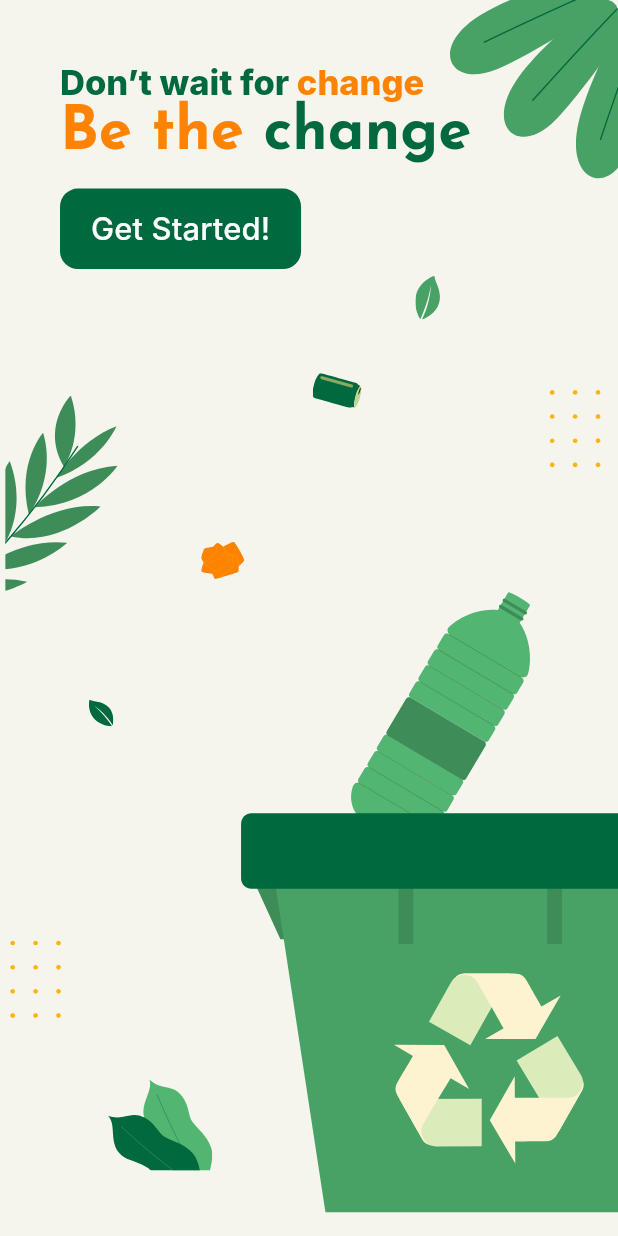
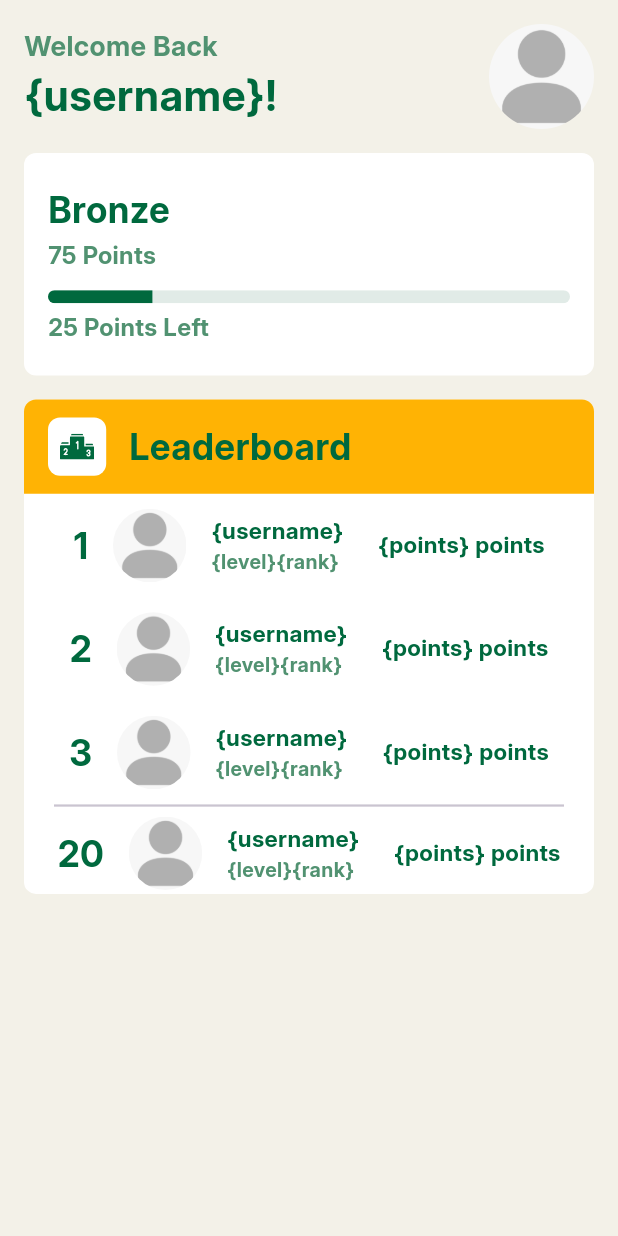
Before and after one commit to Farrel44/Nyampah_Dinacom, a Flutter app: the screen it shows after launch, on a phone screen of 412 x 824 dp. Run offline on Flutter 3.47's test engine with Material 3 defaults, Android fonts, the light colour scheme and no system bars; our stand-ins replace flutter_svg.

Commit message:
feat : add responsive home page

```diff
--- a/lib/main.dart
+++ b/lib/main.dart
@@ -1,4 +1,5 @@
 import 'package:flutter/material.dart';
+import 'package:nyampah_app/screens/home/home_screen.dart';
 import 'screens/onboarding/onboarding_screen.dart';
 
 void main() {
@@ -12,7 +13,7 @@ class MyApp extends StatelessWidget {
   Widget build(BuildContext context) {
     return MaterialApp(
       debugShowCheckedModeBanner: false,
-      home: const OnboardingScreen(),
+      home: const HomePage(),
     );
   }
 }
--- /dev/null
+++ b/lib/screens/home/home_screen.dart
@@ -0,0 +1,431 @@
+import 'package:flutter/material.dart';
+import 'package:flutter_svg/flutter_svg.dart';
+import 'package:nyampah_app/theme/colors.dart';
+
+class HomePage extends StatefulWidget {
+  const HomePage({super.key});
+
+  @override
+  State<HomePage> createState() => _HomePageState();
+}
+
+class _HomePageState extends State<HomePage> {
+  @override
+  Widget build(BuildContext context) {
+    // Get screen size
+    final size = MediaQuery.of(context).size;
+
+    // Calculate responsive dimensions
+    final double paddingScale = size.width * 0.02;
+    final double basePadding = paddingScale.clamp(16.0, 24.0);
+
+    return Scaffold(
+      backgroundColor: backgroundColor,
+      body: LayoutBuilder(
+        builder: (context, constraints) {
+          // Calculate responsive text sizes
+          final double welcomeTextSize =
+              (constraints.maxWidth * 0.045).clamp(16.0, 18.0);
+          final double usernameTextSize =
+              (constraints.maxWidth * 0.07).clamp(24.0, 28.0);
+          final double profileImageSize =
+              (constraints.maxWidth * 0.18).clamp(60.0, 70.0);
+
+          return SingleChildScrollView(
+            child: Padding(
+              padding: EdgeInsets.all(basePadding),
+              child: SafeArea(
+                child: Column(
+                  children: [
+                    Row(
+                      crossAxisAlignment: CrossAxisAlignment.center,
+                      mainAxisAlignment: MainAxisAlignment.spaceBetween,
+                      children: [
+                        Expanded(
+                          child: Column(
+                            mainAxisAlignment: MainAxisAlignment.start,
+                            crossAxisAlignment: CrossAxisAlignment.start,
+                            children: [
+                              Text(
+                                'Welcome Back',
+                                style: TextStyle(
+                                  color: greenWithOpacity,
+                                  fontFamily: 'Inter',
+                                  fontWeight: FontWeight.w700,
+                                  fontSize: welcomeTextSize,
+                                ),
+                              ),
+                              Text(
+                                '{username}!',
+                                style: TextStyle(
+                                  color: greenColor,
+                                  fontFamily: 'Inter',
+                                  fontWeight: FontWeight.bold,
+                                  fontSize: usernameTextSize,
+                                ),
+                                overflow: TextOverflow.ellipsis,
+                              ),
+                            ],
+                          ),
+                        ),
+                        ClipOval(
+                          child: Image.asset(
+                            'assets/images/placeholder_image.png',
+                            width: profileImageSize,
+                            height: profileImageSize,
+                            fit: BoxFit.cover,
+                          ),
+                        )
+                      ],
+                    ),
+                    SizedBox(height: basePadding),
+                    Container(
+                      width: constraints.maxWidth,
+                      constraints: BoxConstraints(
+                        minHeight: 100,
+                        maxHeight: size.height * 0.18,
+                      ),
+                      decoration: BoxDecoration(
+                        borderRadius: BorderRadius.circular(8),
+                        color: Colors.white,
+                      ),
+                      child: Padding(
+                        padding: EdgeInsets.all(basePadding),
+                        child: LayoutBuilder(
+                          builder: (context, cardConstraints) {
+                            final double titleSize =
+                                (cardConstraints.maxWidth * 0.08)
+                                    .clamp(20.0, 24.0);
+                            final double subtitleSize =
+                                (cardConstraints.maxWidth * 0.06)
+                                    .clamp(14.0, 16.0);
+                            final double progressBarHeight =
+                                (cardConstraints.maxWidth * 0.025)
+                                    .clamp(6.0, 10.0);
+                            return Column(
+                              mainAxisAlignment: MainAxisAlignment.center,
+                              crossAxisAlignment: CrossAxisAlignment.start,
+                              children: [
+                                Text(
+                                  'Bronze',
+                                  style: TextStyle(
+                                    color: greenColor,
+                                    fontFamily: 'Inter',
+                                    fontWeight: FontWeight.bold,
+                                    fontSize: titleSize,
+                                  ),
+                                ),
+                                SizedBox(
+                                    height: cardConstraints.maxHeight * 0.02),
+                                Text(
+                                  '75 Points',
+                                  style: TextStyle(
+                                    color: greenWithOpacity,
+                                    fontFamily: 'Inter',
+                                    fontWeight: FontWeight.bold,
+                                    fontSize: subtitleSize,
+                                  ),
+                                ),
+                                SizedBox(
+                                    height: cardConstraints.maxHeight * 0.1),
+                                ClipRRect(
+                                  borderRadius: BorderRadius.circular(
+                                      progressBarHeight * 0.5),
+                                  child: SizedBox(
+                                    width: double.infinity,
+                                    height: progressBarHeight,
+                                    child: LinearProgressIndicator(
+                                      value: 0.2,
+                                      color: greenColor,
+                                      backgroundColor: greenWhite,
+                                    ),
+                                  ),
+                                ),
+                                SizedBox(
+                                    height: cardConstraints.maxHeight * 0.04),
+                                Text(
+                                  '25 Points Left',
+                                  style: TextStyle(
+                                    color: greenWithOpacity,
+                                    fontFamily: 'Inter',
+                                    fontWeight: FontWeight.bold,
+                                    fontSize: subtitleSize,
+                                  ),
+                                ),
+                              ],
+                            );
+                          },
+                        ),
+                      ),
+                    ),
+                    SizedBox(height: basePadding),
+                    Container(
+                      width: size.width,
+                      height: size.height * 0.4,
+                      decoration: BoxDecoration(
+                        color: Colors.white,
+                        borderRadius: BorderRadius.circular(8),
+                      ),
+                      child: LayoutBuilder(
+                        builder: (context, constraints) {
+                          final double titleSize =
+                              (constraints.maxWidth * 0.08).clamp(20.0, 24.0);
+                          return Column(
+                            children: [
+                              Container(
+                                padding: const EdgeInsets.symmetric(
+                                    horizontal: 16, vertical: 12),
+                                decoration: const BoxDecoration(
+                                  color: leaderBoardTitleColor,
+                                  borderRadius: BorderRadius.only(
+                                    topLeft: Radius.circular(8),
+                                    topRight: Radius.circular(8),
+                                  ),
+                                ),
+                                child: Row(
+                                  children: [
+                                    Container(
+                                      padding: const EdgeInsets.all(8),
+                                      decoration: BoxDecoration(
+                                        color: Colors.white,
+                                        borderRadius: BorderRadius.circular(8),
+                                      ),
+                                      child: ClipRRect(
+                                        child: SvgPicture.asset(
+                                          'assets/images/leaderboard.svg',
+                                          width: constraints.maxWidth * 0.06,
+                                          height: constraints.maxWidth * 0.06,
+                                        ),
+                                      ),
+                                    ),
+                                    SizedBox(
+                                        width: constraints.maxWidth * 0.04),
+                                    const Text(
+                                      'Leaderboard',
+                                      style: TextStyle(
+                                          fontFamily: 'Inter',
+                                          fontSize: 24,
+                                          color: greenColor,
+                                          fontWeight: FontWeight.bold),
+                                    ),
+                                  ],
+                                ),
+                              ),
+                              Container(
+                                width: constraints.maxWidth,
+                                height: constraints.maxHeight * 0.63,
+                                child: ListView.builder(
+                                  itemCount: 3,
+                                  itemBuilder:
+                                      (BuildContext context, int index) {
+                                    return Padding(
+                                      padding: const EdgeInsets.symmetric(
+                                          horizontal: 24, vertical: 10),
+                                      child: Container(
+                                        child: Row(
+                                          mainAxisAlignment:
+                                              MainAxisAlignment.center,
+                                          crossAxisAlignment:
+                                              CrossAxisAlignment.center,
+                                          children: [
+                                            Text(
+                                              '${index + 1}',
+                                              style: TextStyle(
+                                                  color: greenColor,
+                                                  fontFamily: 'Inter',
+                                                  fontWeight: FontWeight.bold,
+                                                  fontSize: titleSize),
+                                            ),
+                                            SizedBox(
+                                                width: constraints.maxHeight *
+                                                    0.05),
+                                            ClipOval(
+                                              child: Image.asset(
+                                                'assets/images/placeholder_image.png',
+                                                width: profileImageSize * 0.7,
+                                                height: profileImageSize * 0.7,
+                                                fit: BoxFit.cover,
+                                              ),
+                                            ),
+                                            SizedBox(
+                                                width: constraints.maxHeight *
+                                                    0.05),
+                                            Column(
+                                              mainAxisAlignment:
+                                                  MainAxisAlignment
+                                                      .spaceBetween,
+                                              crossAxisAlignment:
+                                                  CrossAxisAlignment.start,
+                                              children: [
+                                                Text(
+                                                  '{username}',
+                                                  style: TextStyle(
+                                                    fontFamily: 'Inter',
+                                                    fontWeight: FontWeight.bold,
+                                                    color: greenColor,
+                                                    fontSize:
+                                                        constraints.minWidth *
+                                                            0.04,
+                                                  ),
+                                                ),
+                                                SizedBox(
+                                                    width:
+                                                        constraints.maxHeight *
+                                                            0.05),
+                                                Row(
+                                                  children: [
+                                                    Text(
+                                                      '{level}',
+                                                      style: TextStyle(
+                                                        fontFamily: 'Inter',
+                                                        fontWeight:
+                                                            FontWeight.bold,
+                                                        color: greenWithOpacity,
+                                                        fontSize: constraints
+                                                                .minWidth *
+                                                            0.035,
+                                                      ),
+                                                    ),
+                                                    Text(
+                                                      '{rank}',
+                                                      style: TextStyle(
+                                                        fontFamily: 'Inter',
+                                                        fontWeight:
+                                                            FontWeight.bold,
+                                                        color: greenWithOpacity,
+                                                        fontSize: constraints
+                                                                .minWidth *
+                                                            0.035,
+                                                      ),
+                                                    ),
+                                                  ],
+                                                )
+                                              ],
+                                            ),
+                                            SizedBox(
+                                                width: constraints.maxHeight *
+                                                    0.07),
+                                            Text(
+                                              '{points} points',
+                                              style: TextStyle(
+                                                fontFamily: 'Inter',
+                                                fontWeight: FontWeight.bold,
+                                                color: greenColor,
+                                                fontSize:
+                                                    constraints.minWidth * 0.04,
+                                              ),
+                                            ),
+                                          ],
+                                        ),
+                                      ),
+                                    );
+                                  },
+                                ),
+                              ),
+                              const Padding(
+                                padding: EdgeInsets.symmetric(horizontal: 20),
+                                child: Divider(
+                                  height: 1,
+                                  thickness: 1.5,
+                                ),
+                              ),
+                              SizedBox(height: constraints.maxHeight * 0.02),
+                              Container(
+                                child: Row(
+                                  crossAxisAlignment: CrossAxisAlignment.center,
+                                  mainAxisAlignment: MainAxisAlignment.center,
+                                  children: [
+                                    Text(
+                                      '20',
+                                      style: TextStyle(
+                                          color: greenColor,
+                                          fontFamily: 'Inter',
+                                          fontWeight: FontWeight.bold,
+                                          fontSize: titleSize),
+                                    ),
+                                    SizedBox(
+                                        width: constraints.maxHeight * 0.05),
+                                    ClipOval(
+                                      child: Image.asset(
+                                        'assets/images/placeholder_image.png',
+                                        width: profileImageSize * 0.7,
+                                        height: profileImageSize * 0.7,
+                                        fit: BoxFit.cover,
+                                      ),
+                                    ),
+                                    SizedBox(
+                                        width: constraints.maxHeight * 0.05),
+                                    Column(
+                                      mainAxisAlignment:
+                                          MainAxisAlignment.spaceBetween,
+                                      crossAxisAlignment:
+                                          CrossAxisAlignment.start,
+                                      children: [
+                                        Text(
+                                          '{username}',
+                                          style: TextStyle(
+                                            fontFamily: 'Inter',
+                                            fontWeight: FontWeight.bold,
+                                            color: greenColor,
+                                            fontSize:
+                                                constraints.minWidth * 0.04,
+                                          ),
+                                        ),
+                                        SizedBox(
+                                            width:
+                                                constraints.maxHeight * 0.05),
+                                        Row(
+                                          children: [
+                                            Text(
+                                              '{level}',
+                                              style: TextStyle(
+                                                fontFamily: 'Inter',
+                                                fontWeight: FontWeight.bold,
+                                                color: greenWithOpacity,
+                                                fontSize: constraints.minWidth *
+                                                    0.035,
+                                              ),
+                                            ),
+                                            Text(
+                                              '{rank}',
+                                              style: TextStyle(
+                                                fontFamily: 'Inter',
+                                                fontWeight: FontWeight.bold,
+                                                color: greenWithOpacity,
+                                                fontSize: constraints.minWidth *
+                                                    0.035,
+                                              ),
+                                            ),
+                                          ],
+                                        )
+                                      ],
+                                    ),
+                                    SizedBox(
+                                        width: constraints.maxHeight * 0.07),
+                                    Text(
+                                      '{points} points',
+                                      style: TextStyle(
+                                        fontFamily: 'Inter',
+                                        fontWeight: FontWeight.bold,
+                                        color: greenColor,
+                                        fontSize: constraints.minWidth * 0.04,
+                                      ),
+                                    ),
+                                  ],
+                                ),
+                              ),
+                            ],
+                          );
+                        },
+                      ),
+                    )
+                  ],
+                ),
+              ),
+            ),
+          );
+        },
+      ),
+    );
+  }
+}
--- /dev/null
+++ b/lib/theme/colors.dart
@@ -0,0 +1,9 @@
+import 'package:flutter/material.dart';
+
+const greenWithOpacity = Color(0xff519271);
+const greenColor = Color(0xff00693E);
+const yellowColor = Color(0xffE9D758);
+const darkGreenColor = Color(0xff0B2027);
+const backgroundColor = Color(0xffF3F1E8);
+const greenWhite = Color(0xffE1EBE7);
+const leaderBoardTitleColor = Color(0xffFFB304);
```
Also changed, not shown: pubspec.yaml (+9 -1 lines), assets/images/leaderboard.svg (added), assets/images/placeholder_image.png (added), fonts/Inter_24pt-Bold.ttf (added), fonts/Inter_24pt-Medium.ttf (added), fonts/Inter_24pt-Regular.ttf (added), fonts/Inter_24pt-SemiBold.ttf (added).
